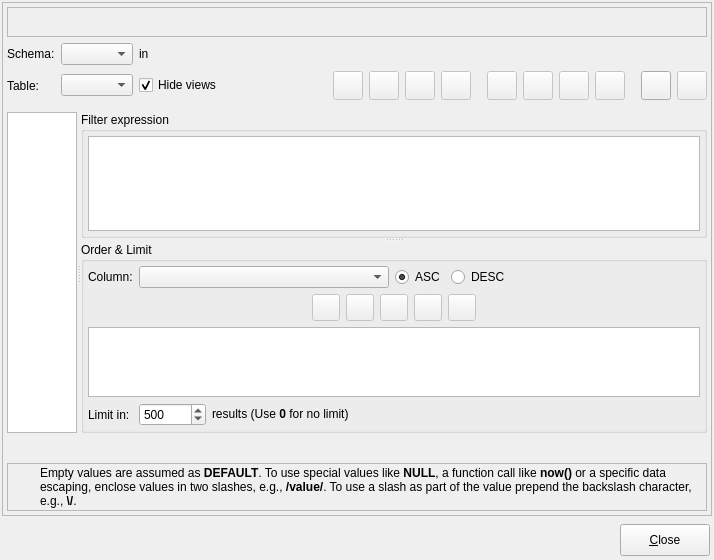
Qt form libpgmodeler_ui/ui/datamanipulationform.ui (pgmodeler/pgmodeler) before a commit.
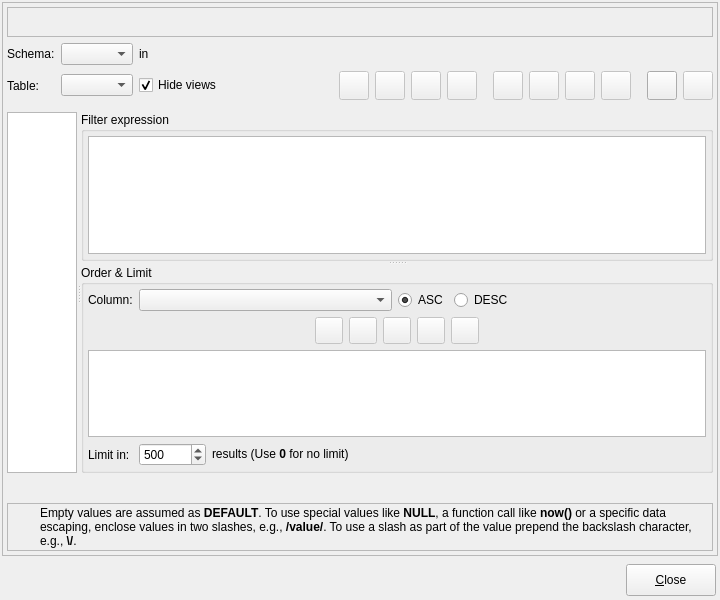
The same form after that commit. Icons and pictures are not drawn.

Commit message: Minor resize in DataManipulationForm

The edit to the form file:
```diff
--- a/libpgmodeler_ui/ui/datamanipulationform.ui
+++ b/libpgmodeler_ui/ui/datamanipulationform.ui
@@ -6,14 +6,14 @@
    <rect>
     <x>0</x>
     <y>0</y>
-    <width>714</width>
-    <height>560</height>
+    <width>720</width>
+    <height>600</height>
    </rect>
   </property>
   <property name="minimumSize">
    <size>
-    <width>640</width>
-    <height>560</height>
+    <width>720</width>
+    <height>600</height>
    </size>
   </property>
   <property name="windowTitle">
```
